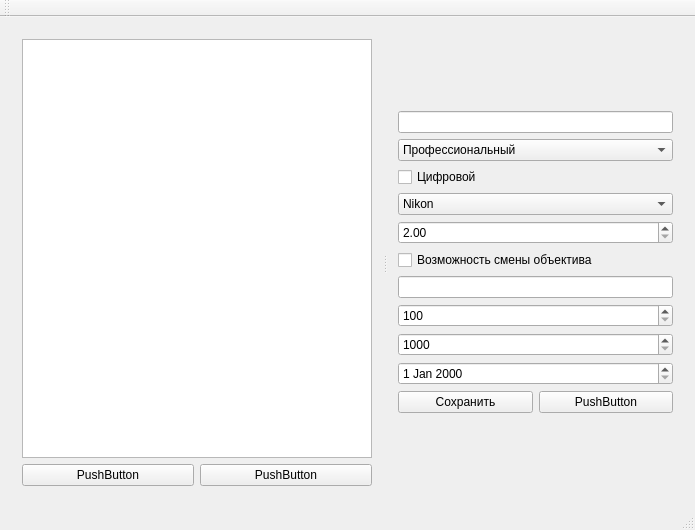
This is mainwindow.ui in Sapfir0/ProgramLab as Qt 5 draws it before an edit. The edited form follows.
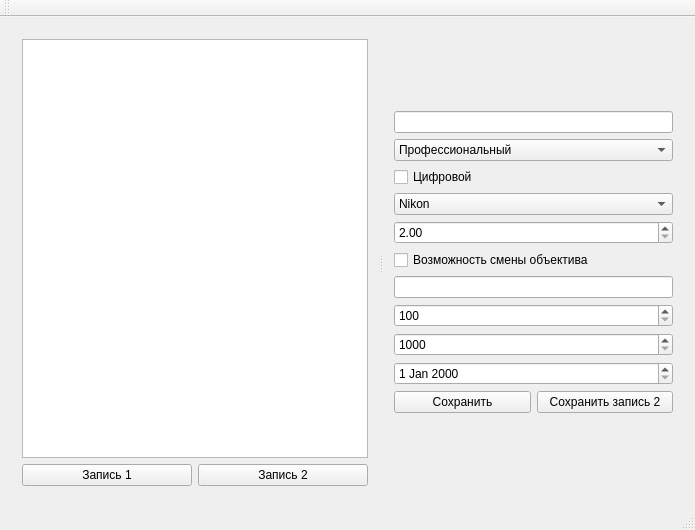
This is the edited form.

```diff
--- a/mainwindow.ui
+++ b/mainwindow.ui
@@ -30,14 +30,14 @@
           <item>
            <widget class="QPushButton" name="pushButton">
             <property name="text">
-             <string>PushButton</string>
+             <string>Запись 1</string>
             </property>
            </widget>
           </item>
           <item>
            <widget class="QPushButton" name="pushButton_2">
             <property name="text">
-             <string>PushButton</string>
+             <string>Запись 2</string>
             </property>
            </widget>
           </item>
@@ -175,7 +175,7 @@
             <item>
              <widget class="QPushButton" name="pushButton_4">
               <property name="text">
-               <string>PushButton</string>
+               <string>Сохранить запись 2</string>
               </property>
              </widget>
             </item>
```
Left out of the diff: 10 changed lines with no effect on the pictures.
